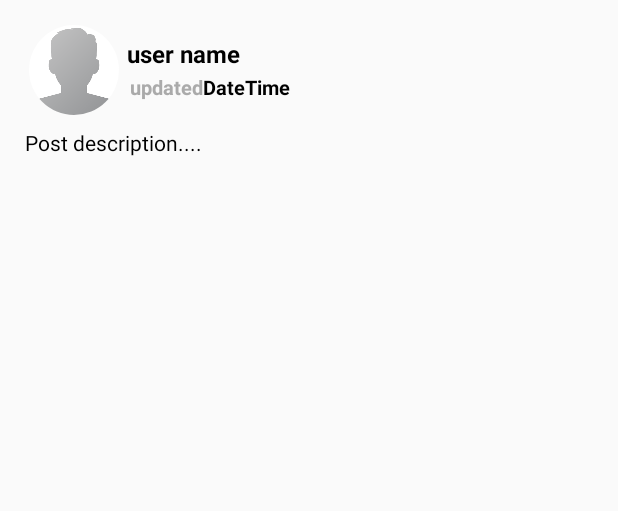
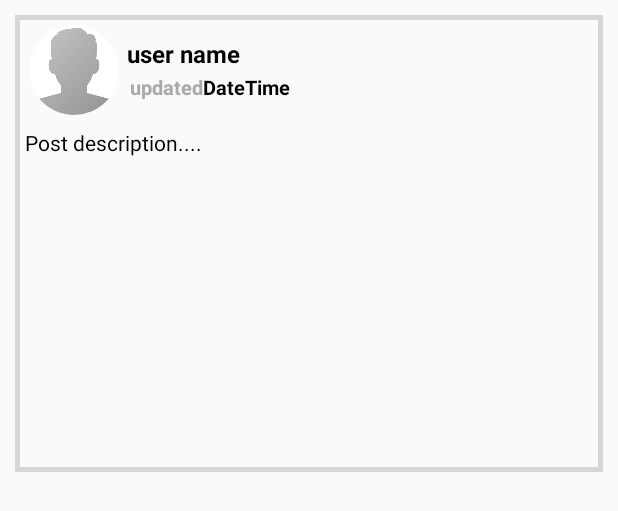
Before and after one commit to nibchee/SchmOSnap, an Android app: the layout all_posts_layout.xml on its own in the app's theme, with its tools: preview values and no code run, on a phone screen of 412 x 824 dp. Shown: the top 511 px of the screen. Run offline under Robolectric (Android 15) with nearby library versions, the light colour scheme and no system bars.

Commit message:
Border is added

```diff
--- /dev/null
+++ b/app/src/main/res/drawable/post_border.xml
@@ -0,0 +1,8 @@
+<?xml version="1.0" encoding="utf-8"?>
+<shape  xmlns:android="http://schemas.android.com/apk/res/android">
+    <stroke
+        android:color="@color/colorPrimaryDark"
+        android:width="3dp"></stroke>
+
+
+</shape>
--- a/app/src/main/res/layout/all_posts_layout.xml
+++ b/app/src/main/res/layout/all_posts_layout.xml
@@ -11,6 +11,7 @@
         android:layout_marginBottom="4dp"
         android:layout_marginLeft="10dp"
         android:layout_marginRight="10dp"
+        android:background="@drawable/post_border"
         android:layout_marginTop="10dp">
 
         <LinearLayout
```
